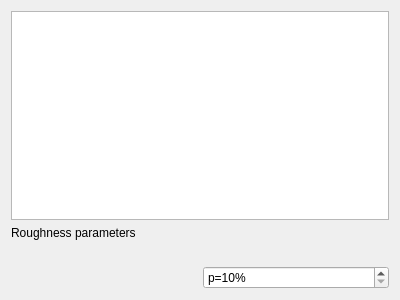
This is cybervision/cybervision-app/UI/crosssectionwindow.ui in zlogic/cybervision as Qt 5 draws it before an edit. The edited form follows.
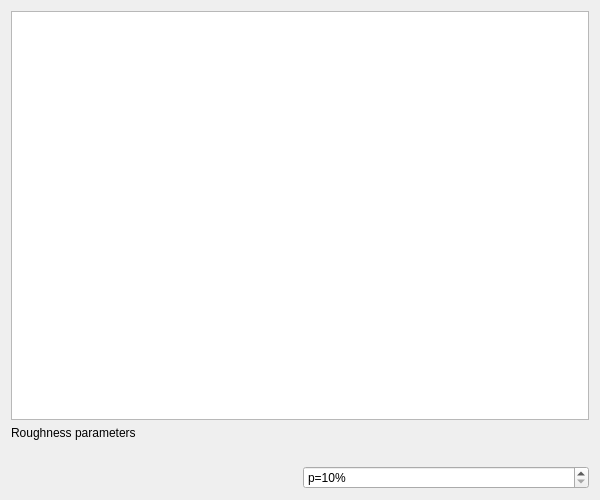
This is the edited form. Icons and pictures are not drawn.

The edit to the form file:
```diff
--- a/cybervision/cybervision-app/UI/crosssectionwindow.ui
+++ b/cybervision/cybervision-app/UI/crosssectionwindow.ui
@@ -6,8 +6,8 @@
    <rect>
     <x>0</x>
     <y>0</y>
-    <width>400</width>
-    <height>300</height>
+    <width>600</width>
+    <height>500</height>
    </rect>
   </property>
   <property name="windowTitle">
```
